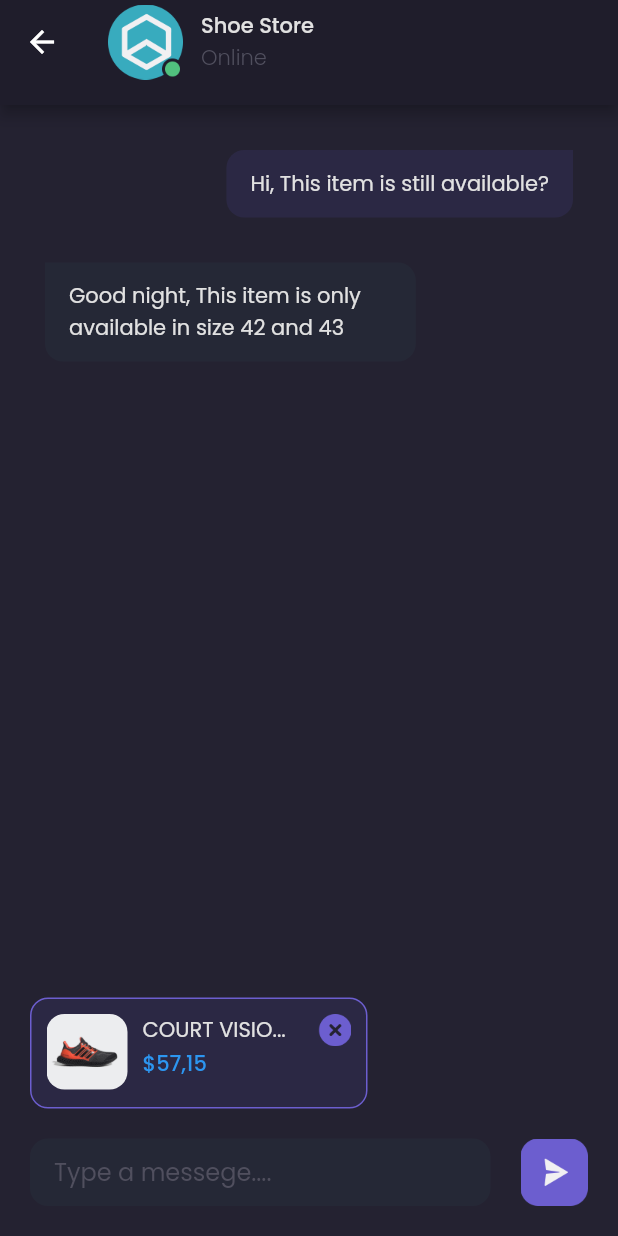
After one commit to ahmadm712/Ecommerce-shamo, a Flutter app: the DetailChat screen opened by its route, on a phone screen of 412 x 824 dp. The commit adds this screen. Run offline on Flutter 3.47's test engine with Material 2 defaults, Android fonts, the phone set to English and light mode, and no system bars; our stand-ins replace google_fonts.

Commit message:
add chat bubble on projek

```diff
--- a/ecommerce_shamo/lib/main.dart
+++ b/ecommerce_shamo/lib/main.dart
@@ -1,3 +1,4 @@
+import 'package:ecommerce_shamo/pages/detail_chat_page.dart';
 import 'package:ecommerce_shamo/pages/home/main_page.dart';
 import 'package:ecommerce_shamo/pages/sign_in_page.dart';
 import 'package:ecommerce_shamo/pages/sign_up_page.dart';
@@ -20,6 +21,7 @@ class MyApp extends StatelessWidget {
         '/sign-in': (context) => SignInPage(),
         '/sign-up': (context) => SignUpPage(),
         '/home': (context) => MainPage(),
+        '/detail-chat': (context) => DetailChat(),
       },
     );
   }
--- /dev/null
+++ b/ecommerce_shamo/lib/pages/detail_chat_page.dart
@@ -0,0 +1,161 @@
+import 'package:ecommerce_shamo/style/style.dart';
+import 'package:ecommerce_shamo/widgets/chat_bubble.dart';
+import 'package:flutter/material.dart';
+
+class DetailChat extends StatelessWidget {
+  @override
+  Widget build(BuildContext context) {
+    Widget header() {
+      return PreferredSize(
+        preferredSize: Size.fromHeight(70),
+        child: AppBar(
+          backgroundColor: colorBg1,
+          centerTitle: false,
+          title: Row(
+            children: [
+              Image.asset(
+                'assets/image_shop_logo_online.png',
+                width: 50,
+              ),
+              SizedBox(
+                width: 12,
+              ),
+              Column(
+                crossAxisAlignment: CrossAxisAlignment.start,
+                children: [
+                  Text(
+                    'Shoe Store',
+                    style: primaryTextStyle.copyWith(
+                        fontWeight: medium, fontSize: 14),
+                  ),
+                  Text(
+                    'Online',
+                    style: subtitleTextStyle.copyWith(
+                        fontWeight: light, fontSize: 14),
+                  ),
+                ],
+              )
+            ],
+          ),
+        ),
+      );
+    }
+
+    Widget productPreview() {
+      return Container(
+        width: 225,
+        height: 74,
+        margin: EdgeInsets.only(bottom: 20),
+        padding: EdgeInsets.all(10),
+        decoration: BoxDecoration(
+            color: colorBG5,
+            borderRadius: BorderRadius.circular(12),
+            border: Border.all(color: colorPrimary)),
+        child: Row(
+          crossAxisAlignment: CrossAxisAlignment.start,
+          children: [
+            ClipRRect(
+              child: Image.asset(
+                'assets/image_shoes.png',
+                width: 54,
+              ),
+              borderRadius: BorderRadius.circular(12),
+            ),
+            SizedBox(
+              width: 10,
+            ),
+            Expanded(
+              child: Column(
+                crossAxisAlignment: CrossAxisAlignment.start,
+                children: [
+                  Text(
+                    'COURT VISIO...',
+                    style: primaryTextStyle,
+                    overflow: TextOverflow.ellipsis,
+                  ),
+                  SizedBox(
+                    height: 2,
+                  ),
+                  Text(
+                    '\$57,15',
+                    style: priceTextStyle.copyWith(fontWeight: medium),
+                  )
+                ],
+              ),
+            ),
+            SizedBox(
+              width: 7,
+            ),
+            Image.asset(
+              'assets/button_close.png',
+              width: 22,
+            )
+          ],
+        ),
+      );
+    }
+
+    Widget chatInput() {
+      return Container(
+        margin: EdgeInsets.all(20),
+        child: Column(
+          mainAxisSize: MainAxisSize.min,
+          crossAxisAlignment: CrossAxisAlignment.start,
+          children: [
+            productPreview(),
+            Row(
+              children: [
+                Expanded(
+                  child: Container(
+                    decoration: BoxDecoration(
+                        color: backgroundColor4,
+                        borderRadius: BorderRadius.circular(12)),
+                    height: 45,
+                    padding: EdgeInsets.symmetric(horizontal: 16),
+                    child: Center(
+                      child: TextFormField(
+                        decoration: InputDecoration.collapsed(
+                            hintText: 'Type a messege....',
+                            hintStyle: subtitleTextStyle),
+                      ),
+                    ),
+                  ),
+                ),
+                SizedBox(
+                  width: 20,
+                ),
+                Image.asset(
+                  'assets/button_send.png',
+                  width: 45,
+                )
+              ],
+            ),
+          ],
+        ),
+      );
+    }
+
+    Widget content() {
+      return ListView(
+        padding: EdgeInsets.symmetric(horizontal: defaultMargin),
+        children: [
+          ChatBubble(
+            isSender: true,
+            text: 'Hi, This item is still available?',
+          ),
+          ChatBubble(
+            isSender: false,
+            text: 'Good night, This item is only available in size 42 and 43',
+          ),
+        ],
+      );
+    }
+
+    return Scaffold(
+      backgroundColor: colorBg3,
+      appBar: header(),
+      bottomNavigationBar: chatInput(),
+      body: content(),
+    );
+  }
+}
--- a/ecommerce_shamo/lib/style/style.dart
+++ b/ecommerce_shamo/lib/style/style.dart
@@ -8,6 +8,7 @@ Color priceColor = Color(0xff2C96F1);
 Color subtitleColor = Color(0xff504F5E);
 Color backgroundColor4 = Color(0xff252836);
 Color navbaritemColor = Color(0xff808191);
+Color colorBG5 = Color(0xff2B2844);
 
 Color transaparentColor = Colors.transparent;
 
--- /dev/null
+++ b/ecommerce_shamo/lib/widgets/chat_bubble.dart
@@ -0,0 +1,41 @@
+import 'package:flutter/material.dart';
+import 'package:ecommerce_shamo/style/style.dart';
+
+class ChatBubble extends StatelessWidget {
+  final String text;
+  final bool isSender;
+
+  ChatBubble({this.isSender = false, this.text = ''});
+  @override
+  Widget build(BuildContext context) {
+    return Container(
+      width: double.infinity,
+      margin: EdgeInsets.only(top: 30),
+      child: Row(
+        mainAxisAlignment:
+            isSender ? MainAxisAlignment.end : MainAxisAlignment.start,
+        children: [
+          Flexible(
+            child: Container(
+              constraints: BoxConstraints(
+                  maxWidth: MediaQuery.of(context).size.width * 0.6),
+              child: Text(
+                text,
+                style: primaryTextStyle,
+              ),
+              padding: EdgeInsets.symmetric(horizontal: 16, vertical: 12),
+              decoration: BoxDecoration(
+                  borderRadius: BorderRadius.only(
+                    topLeft: Radius.circular(isSender ? 12 : 0),
+                    topRight: Radius.circular(isSender ? 0 : 12),
+                    bottomLeft: Radius.circular(12),
+                    bottomRight: Radius.circular(12),
+                  ),
+                  color: isSender ? colorBG5 : backgroundColor4),
+            ),
+          )
+        ],
+      ),
+    );
+  }
+}
--- a/ecommerce_shamo/lib/widgets/chat_tile.dart
+++ b/ecommerce_shamo/lib/widgets/chat_tile.dart
@@ -4,7 +4,11 @@ import 'package:flutter/material.dart';
 class ChatTile extends StatelessWidget {
   @override
   Widget build(BuildContext context) {
-    return Container(
+    return GestureDetector(
+      onTap: () {
+        Navigator.pushNamed(context, '/detail-chat');
+      },
+      child: Container(
         margin: EdgeInsets.only(top: 33),
         child: Column(
           children: [
@@ -48,6 +52,7 @@ class ChatTile extends StatelessWidget {
             )
           ],
         ),
+      ),
     );
   }
 }
```
Lines whose indentation alone changed are shown as unchanged.
